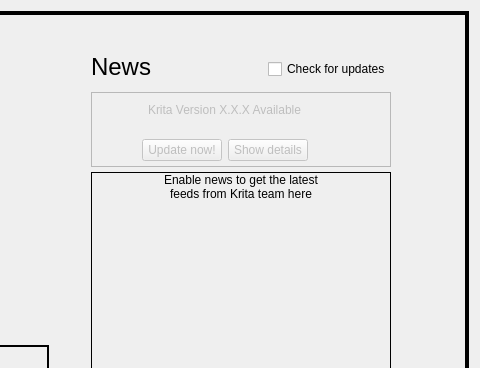
First picture: the form in libs/ui/forms/KisWelcomePage.ui, repository KDE/krita, before the edit; both pictures show x 638 to 1118 and y 0 to 368 of the 1118 by 593 pixel window.
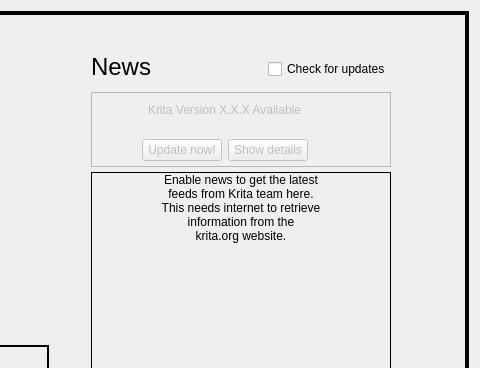
Second picture: the form after the edit. Custom widgets are drawn as their Qt base class.

Commit message: Removed the limit from news feed, added note about internet connection to the feeds placeholder

```diff
--- a/libs/ui/forms/KisWelcomePage.ui
+++ b/libs/ui/forms/KisWelcomePage.ui
@@ -1730,7 +1730,10 @@
              <widget class="QLabel" name="labelNoFeed">
               <property name="text">
                <string>Enable news to get the latest 
-feeds from Krita team here</string>
+feeds from Krita team here.
+This needs internet to retrieve
+information from the
+krita.org website.</string>
               </property>
               <property name="textFormat">
                <enum>Qt::PlainText</enum>
```
The commit also changes 1 other file.
